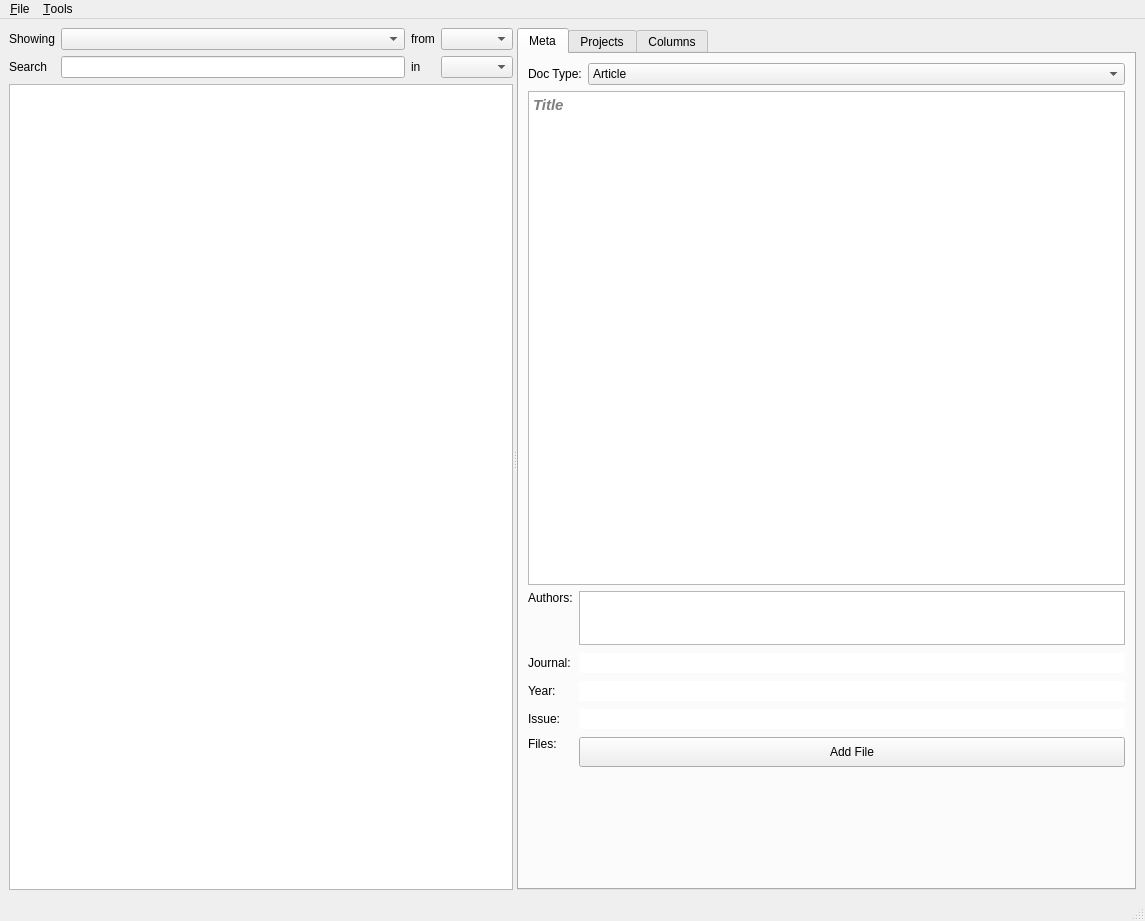
elansegarra/ArDa, file lib/layout_main.ui: the form before one commit.
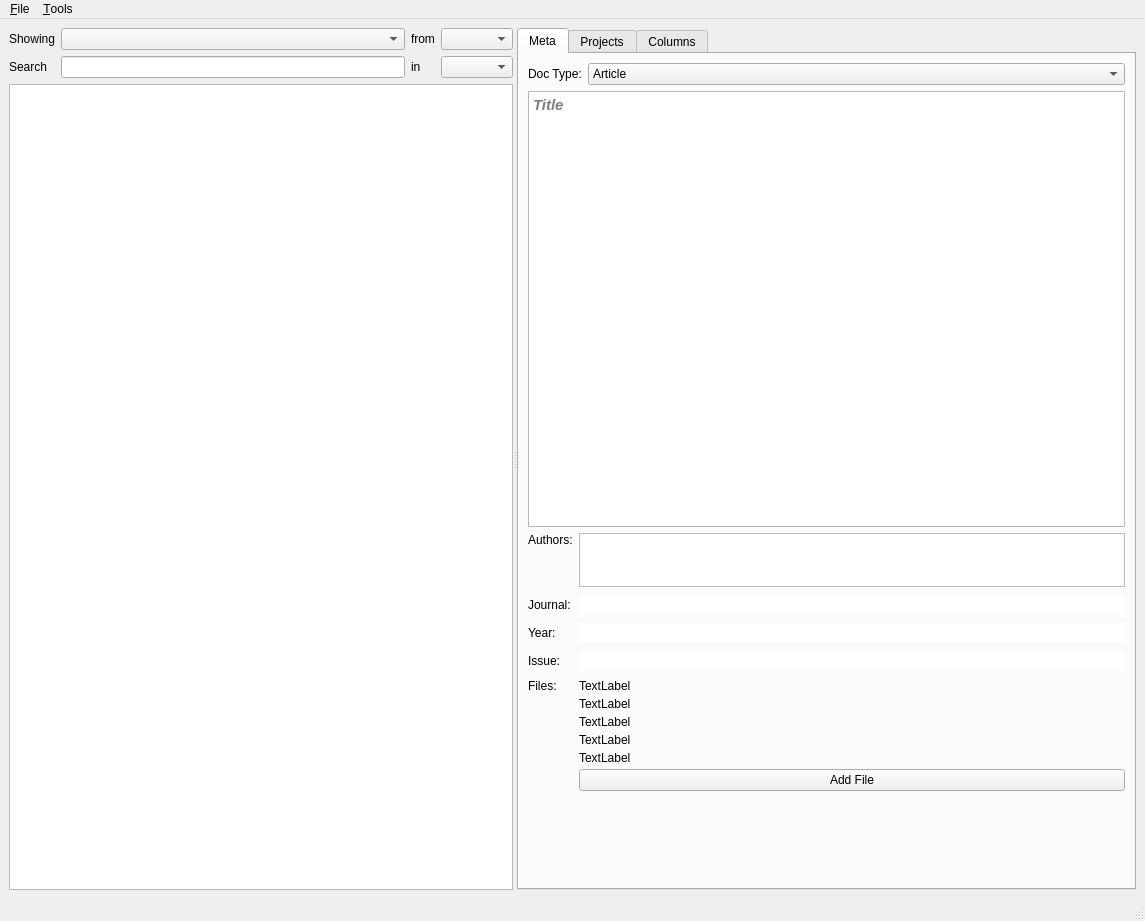
The form after the commit.

Commit message: Implemented file path loading in the metadata.

Patch:
```diff
--- a/lib/layout_main.ui
+++ b/lib/layout_main.ui
@@ -275,6 +275,44 @@
            </item>
            <item row="5" column="1">
             <layout class="QVBoxLayout" name="verticalLayout_MetaFiles">
+             <property name="spacing">
+              <number>4</number>
+             </property>
+             <item>
+              <widget class="QLabel" name="label_meta_path_1">
+               <property name="text">
+                <string>TextLabel</string>
+               </property>
+              </widget>
+             </item>
+             <item>
+              <widget class="QLabel" name="label_meta_path_2">
+               <property name="text">
+                <string>TextLabel</string>
+               </property>
+              </widget>
+             </item>
+             <item>
+              <widget class="QLabel" name="label_meta_path_3">
+               <property name="text">
+                <string>TextLabel</string>
+               </property>
+              </widget>
+             </item>
+             <item>
+              <widget class="QLabel" name="label_meta_path_4">
+               <property name="text">
+                <string>TextLabel</string>
+               </property>
+              </widget>
+             </item>
+             <item>
+              <widget class="QLabel" name="label_meta_path_5">
+               <property name="text">
+                <string>TextLabel</string>
+               </property>
+              </widget>
+             </item>
              <item>
               <widget class="QPushButton" name="pushButton_AddFile">
                <property name="maximumSize">
```
Left out of the diff: 2 changed lines with no effect on the pictures. The commit also changes 2 other files.
